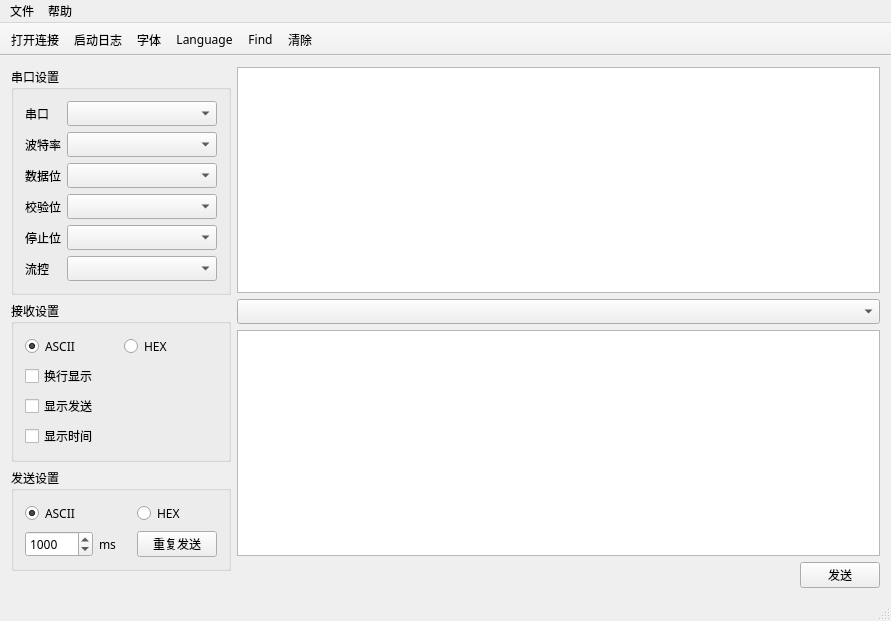
The window that monkey_serial/mainwindow.ui (horsdy/Monkey_Serial) describes before a commit, drawn with Qt 5.
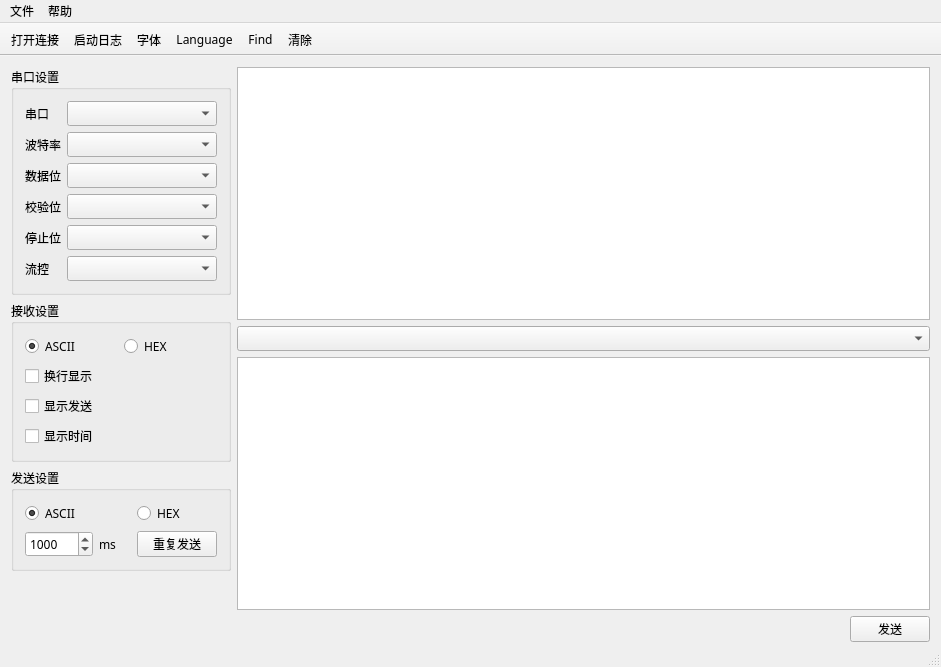
The same window after the commit. Icons and pictures are not drawn.

What changed in the file:
```diff
--- a/monkey_serial/mainwindow.ui
+++ b/monkey_serial/mainwindow.ui
@@ -6,8 +6,8 @@
    <rect>
     <x>0</x>
     <y>0</y>
-    <width>891</width>
-    <height>621</height>
+    <width>941</width>
+    <height>667</height>
    </rect>
   </property>
   <property name="font">
@@ -24,6 +24,9 @@
     <bool>false</bool>
    </property>
    <layout class="QHBoxLayout" name="horizontalLayout_2">
+    <property name="bottomMargin">
+     <number>3</number>
+    </property>
     <item>
      <layout class="QVBoxLayout" name="verticalLayout">
       <item>
@@ -245,6 +248,12 @@
      <layout class="QVBoxLayout" name="verticalLayout_2">
       <item>
        <widget class="QPlainTextEdit" name="plainTextEdit_recv">
+        <property name="minimumSize">
+         <size>
+          <width>550</width>
+          <height>0</height>
+         </size>
+        </property>
         <property name="readOnly">
          <bool>true</bool>
         </property>
@@ -281,7 +290,7 @@
     <rect>
      <x>0</x>
      <y>0</y>
-     <width>891</width>
+     <width>941</width>
      <height>23</height>
     </rect>
    </property>
```
Left out of the diff: 42 changed lines with no effect on the pictures.
